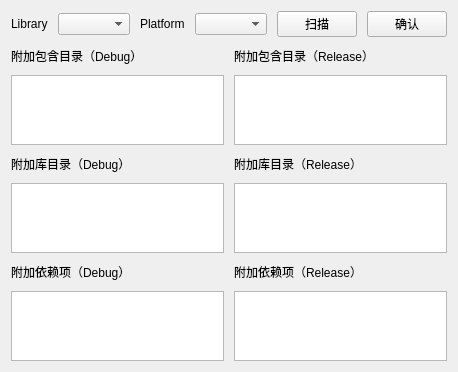
Above: ui/library_auto_scan_widget.ui from azh-1415926/VSATEditor before the change. Below: the same form after it.
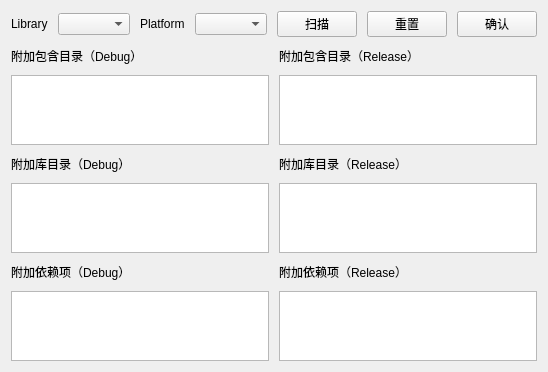
That is the form after the change.

The edit to the form file:
```diff
--- a/ui/library_auto_scan_widget.ui
+++ b/ui/library_auto_scan_widget.ui
@@ -6,7 +6,7 @@
    <rect>
     <x>0</x>
     <y>0</y>
-    <width>450</width>
+    <width>510</width>
     <height>363</height>
    </rect>
   </property>
@@ -57,7 +57,7 @@
       </widget>
      </item>
      <item row="1" column="0" colspan="2">
-      <layout class="QHBoxLayout" name="horizontalLayout_2" stretch="2,1,2,1,1,0">
+      <layout class="QHBoxLayout" name="horizontalLayout_2" stretch="2,1,2,1,1,0,0">
        <item>
         <widget class="QLabel" name="label_4">
          <property name="text">
@@ -85,6 +85,13 @@
          </property>
         </widget>
        </item>
+       <item>
+        <widget class="QPushButton" name="reset_btn">
+         <property name="text">
+          <string>重置</string>
+         </property>
+        </widget>
+       </item>
        <item>
         <widget class="QPushButton" name="ok_btn">
          <property name="text">
```
